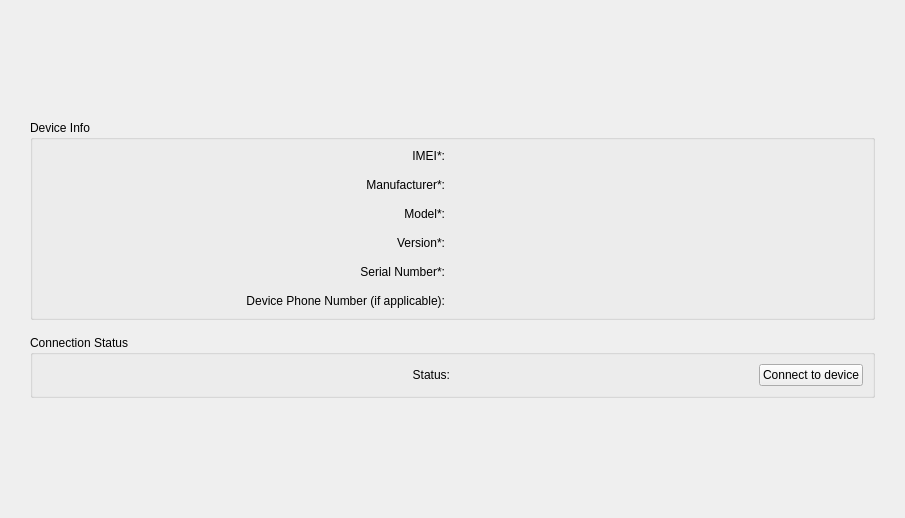
This is gui/deviceinfowgt.ui in seniordev312/CSharpEncryptionWinClient as Qt 5 draws it before an edit. The edited form follows.
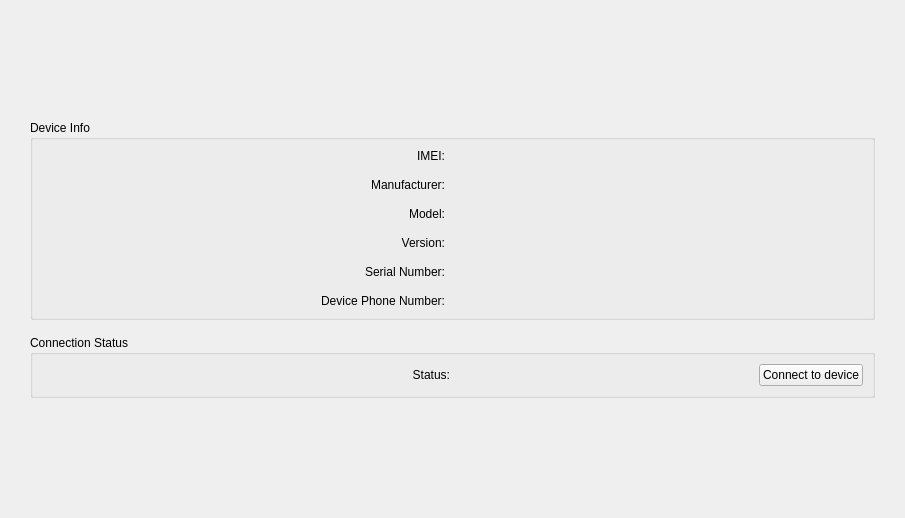
This is the edited form.

```diff
--- a/gui/deviceinfowgt.ui
+++ b/gui/deviceinfowgt.ui
@@ -47,7 +47,7 @@
          </sizepolicy>
         </property>
         <property name="text">
-         <string>IMEI*:</string>
+         <string>IMEI:</string>
         </property>
         <property name="alignment">
          <set>Qt::AlignRight|Qt::AlignTrailing|Qt::AlignVCenter</set>
@@ -76,7 +76,7 @@
          </sizepolicy>
         </property>
         <property name="text">
-         <string>Manufacturer*:</string>
+         <string>Manufacturer:</string>
         </property>
         <property name="alignment">
          <set>Qt::AlignRight|Qt::AlignTrailing|Qt::AlignVCenter</set>
@@ -108,7 +108,7 @@
          </sizepolicy>
         </property>
         <property name="text">
-         <string>Model*:</string>
+         <string>Model:</string>
         </property>
         <property name="alignment">
          <set>Qt::AlignRight|Qt::AlignTrailing|Qt::AlignVCenter</set>
@@ -124,7 +124,7 @@
          </sizepolicy>
         </property>
         <property name="text">
-         <string>Version*:</string>
+         <string>Version:</string>
         </property>
         <property name="alignment">
          <set>Qt::AlignRight|Qt::AlignTrailing|Qt::AlignVCenter</set>
@@ -140,7 +140,7 @@
          </sizepolicy>
         </property>
         <property name="text">
-         <string>Serial Number*:</string>
+         <string>Serial Number:</string>
         </property>
         <property name="alignment">
          <set>Qt::AlignRight|Qt::AlignTrailing|Qt::AlignVCenter</set>
@@ -156,7 +156,7 @@
          </sizepolicy>
         </property>
         <property name="text">
-         <string>Device Phone Number (if applicable):</string>
+         <string>Device Phone Number:</string>
         </property>
         <property name="alignment">
          <set>Qt::AlignRight|Qt::AlignTrailing|Qt::AlignVCenter</set>
```
